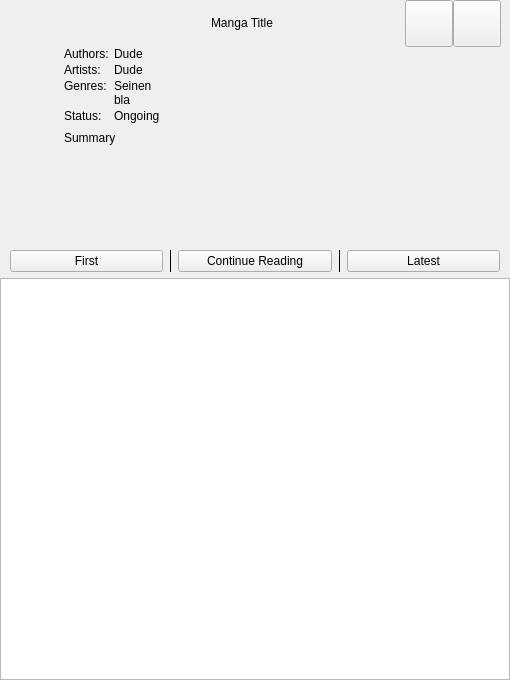
This is widgets/mangainfowidget.ui in Rain92/UltimateMangaReader as Qt 5 draws it before an edit. The edited form follows.
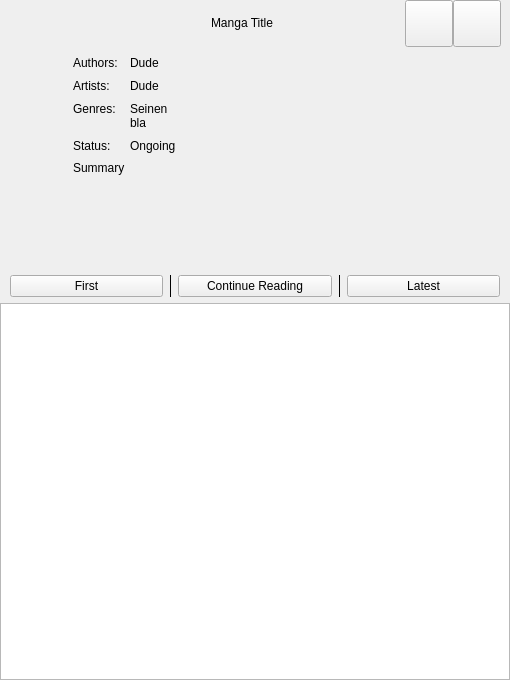
This is the edited form. Icons and pictures are not drawn.

Diff of the .ui file:
```diff
--- a/widgets/mangainfowidget.ui
+++ b/widgets/mangainfowidget.ui
@@ -168,6 +168,9 @@
        <property name="spacing">
         <number>8</number>
        </property>
+       <property name="leftMargin">
+        <number>9</number>
+       </property>
        <item>
         <layout class="QFormLayout" name="formLayout">
          <property name="fieldGrowthPolicy">
@@ -183,10 +186,13 @@
           <set>Qt::AlignLeading|Qt::AlignLeft|Qt::AlignTop</set>
          </property>
          <property name="horizontalSpacing">
-          <number>2</number>
+          <number>9</number>
          </property>
          <property name="verticalSpacing">
-          <number>2</number>
+          <number>9</number>
+         </property>
+         <property name="topMargin">
+          <number>9</number>
          </property>
          <item row="0" column="0">
           <widget class="QLabel" name="labelMangaInfoLabelAuthor">
@@ -365,8 +371,8 @@
            <rect>
             <x>0</x>
             <y>0</y>
-            <width>434</width>
-            <height>72</height>
+            <width>426</width>
+            <height>68</height>
            </rect>
           </property>
           <property name="sizePolicy">
@@ -423,6 +429,9 @@
      <property name="orientation">
       <enum>Qt::Vertical</enum>
      </property>
+     <property name="sizeType">
+      <enum>QSizePolicy::Fixed</enum>
+     </property>
      <property name="sizeHint" stdset="0">
       <size>
        <width>20</width>
@@ -447,7 +456,7 @@
      </property>
      <layout class="QHBoxLayout" name="horizontalLayout">
       <property name="spacing">
-       <number>-1</number>
+       <number>6</number>
       </property>
       <property name="leftMargin">
        <number>10</number>
```
Left out of the diff: 2 changed lines with no effect on the pictures.
